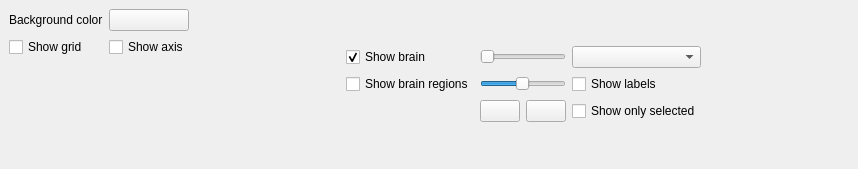
softmatterlab/Braph-2.0-Python, file braphy/gui/ui_files/brain_atlas_settings_widget.ui: the form before one commit.
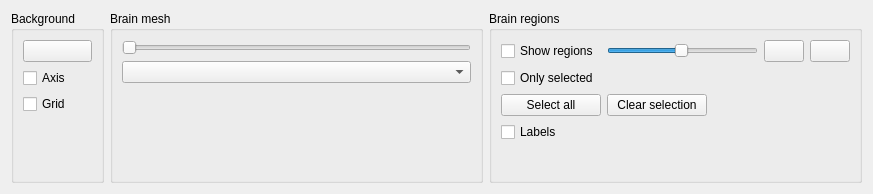
The form after the commit. Icons and pictures are not drawn.

Commit message: Add select all/clear selection buttons to brain settings widget

Patch:
```diff
--- a/braphy/gui/ui_files/brain_atlas_settings_widget.ui
+++ b/braphy/gui/ui_files/brain_atlas_settings_widget.ui
@@ -6,8 +6,8 @@
    <rect>
     <x>0</x>
     <y>0</y>
-    <width>858</width>
-    <height>169</height>
+    <width>873</width>
+    <height>194</height>
    </rect>
   </property>
   <property name="sizePolicy">
@@ -19,98 +19,69 @@
   <property name="windowTitle">
    <string>Form</string>
   </property>
-  <layout class="QHBoxLayout" name="horizontalLayout">
-   <property name="spacing">
-    <number>8</number>
-   </property>
-   <property name="leftMargin">
-    <number>9</number>
-   </property>
-   <property name="topMargin">
-    <number>9</number>
-   </property>
-   <property name="rightMargin">
-    <number>9</number>
-   </property>
+  <layout class="QHBoxLayout" name="horizontalLayout_2">
+   <item>
+    <widget class="QGroupBox" name="groupBox">
+     <property name="title">
+      <string>Background</string>
+     </property>
+     <layout class="QVBoxLayout" name="verticalLayout_2">
+      <item>
+       <layout class="QVBoxLayout" name="verticalLayout">
    <property name="bottomMargin">
-    <number>9</number>
-   </property>
-   <item>
-    <layout class="QGridLayout" name="gridLayout_9">
-     <property name="rightMargin">
       <number>0</number>
      </property>
-     <property name="spacing">
-      <number>6</number>
-     </property>
-     <item row="0" column="0">
-      <widget class="QLabel" name="labelBackgroundColor">
-       <property name="text">
-        <string>Background color</string>
-       </property>
-      </widget>
-     </item>
-     <item row="0" column="1">
+        <item>
       <widget class="QPushButton" name="btnBackground">
        <property name="text">
         <string/>
        </property>
       </widget>
      </item>
-     <item row="1" column="0">
-      <widget class="QCheckBox" name="checkBoxShowGrid">
-       <property name="text">
-        <string>Show grid</string>
-       </property>
-      </widget>
-     </item>
-     <item row="1" column="1">
+        <item>
       <widget class="QCheckBox" name="checkBoxShowAxis">
        <property name="text">
-        <string>Show axis</string>
+           <string>Axis</string>
        </property>
       </widget>
      </item>
-     <item row="2" column="0">
-      <widget class="QLabel" name="label">
+        <item>
+         <widget class="QCheckBox" name="checkBoxShowGrid">
        <property name="text">
-        <string/>
+           <string>Grid</string>
        </property>
       </widget>
      </item>
-     <item row="2" column="1">
-      <widget class="QLabel" name="label_2">
-       <property name="text">
-        <string/>
-       </property>
-      </widget>
-     </item>
-    </layout>
-   </item>
    <item>
-    <spacer name="horizontalSpacer_2">
+         <spacer name="verticalSpacer_2">
      <property name="orientation">
-      <enum>Qt::Horizontal</enum>
+           <enum>Qt::Vertical</enum>
      </property>
      <property name="sizeHint" stdset="0">
       <size>
-       <width>59</width>
-       <height>20</height>
+            <width>20</width>
+            <height>10</height>
       </size>
      </property>
     </spacer>
    </item>
+       </layout>
+      </item>
+     </layout>
+    </widget>
+   </item>
    <item>
-    <layout class="QVBoxLayout" name="verticalLayout_7">
-     <property name="bottomMargin">
-      <number>0</number>
+    <widget class="QGroupBox" name="groupBox_2">
+     <property name="title">
+      <string>Brain mesh</string>
      </property>
-     <item>
-      <layout class="QGridLayout" name="gridLayout_6">
-       <property name="spacing">
-        <number>6</number>
-       </property>
-       <item row="2" column="1">
+     <layout class="QGridLayout" name="gridLayout_2">
+      <item row="0" column="0">
+       <layout class="QGridLayout" name="gridLayout">
+        <item row="1" column="0">
+         <widget class="QComboBox" name="comboBoxMesh"/>
+        </item>
+        <item row="0" column="0">
         <widget class="QSlider" name="sliderBrain">
          <property name="maximum">
           <number>100</number>
@@ -120,20 +91,34 @@
          </property>
         </widget>
        </item>
-       <item row="2" column="2">
-        <widget class="QComboBox" name="comboBoxMesh"/>
-       </item>
-       <item row="2" column="0">
-        <widget class="QCheckBox" name="checkBoxShowBrain">
-         <property name="text">
-          <string>Show brain</string>
-         </property>
-         <property name="checked">
-          <bool>true</bool>
-         </property>
-        </widget>
-       </item>
-       <item row="5" column="1">
+       </layout>
+      </item>
+      <item row="1" column="0">
+       <spacer name="verticalSpacer">
+        <property name="orientation">
+         <enum>Qt::Vertical</enum>
+        </property>
+        <property name="sizeHint" stdset="0">
+         <size>
+          <width>20</width>
+          <height>10</height>
+         </size>
+        </property>
+       </spacer>
+      </item>
+     </layout>
+    </widget>
+   </item>
+   <item>
+    <widget class="QGroupBox" name="groupBox_3">
+     <property name="title">
+      <string>Brain regions</string>
+     </property>
+     <property name="alignment">
+      <set>Qt::AlignLeading|Qt::AlignLeft|Qt::AlignTop</set>
+     </property>
+     <layout class="QGridLayout" name="gridLayout_4">
+      <item row="0" column="2">
         <layout class="QGridLayout" name="gridLayout_7">
          <property name="topMargin">
           <number>0</number>
@@ -141,13 +126,6 @@
          <property name="rightMargin">
           <number>0</number>
          </property>
-         <item row="0" column="0">
-          <widget class="QPushButton" name="btnRegions">
-           <property name="text">
-            <string/>
-           </property>
-          </widget>
-         </item>
          <item row="0" column="1">
           <widget class="QPushButton" name="btnRegionsSelected">
            <property name="text">
@@ -155,23 +133,61 @@
            </property>
           </widget>
          </item>
-        </layout>
-       </item>
-       <item row="3" column="2">
+        <item row="0" column="0">
+         <widget class="QPushButton" name="btnRegions">
+          <property name="text">
+           <string/>
+          </property>
+         </widget>
+        </item>
+       </layout>
+      </item>
+      <item row="4" column="0">
         <widget class="QCheckBox" name="checkBoxShowLabels">
          <property name="text">
-          <string>Show labels</string>
+         <string>Labels</string>
          </property>
         </widget>
        </item>
-       <item row="5" column="2">
-        <widget class="QCheckBox" name="checkBoxShowOnlySelected">
+      <item row="3" column="0">
+       <widget class="QPushButton" name="btnSelectAll">
+        <property name="sizePolicy">
+         <sizepolicy hsizetype="Fixed" vsizetype="Fixed">
+          <horstretch>0</horstretch>
+          <verstretch>0</verstretch>
+         </sizepolicy>
+        </property>
+        <property name="minimumSize">
+         <size>
+          <width>100</width>
+          <height>0</height>
+         </size>
+        </property>
          <property name="text">
-          <string>Show only selected</string>
+         <string>Select all</string>
          </property>
         </widget>
        </item>
        <item row="3" column="1">
+       <widget class="QPushButton" name="btnClearSelection">
+        <property name="sizePolicy">
+         <sizepolicy hsizetype="Fixed" vsizetype="Fixed">
+          <horstretch>0</horstretch>
+          <verstretch>0</verstretch>
+         </sizepolicy>
+        </property>
+        <property name="minimumSize">
+         <size>
+          <width>100</width>
+          <height>0</height>
+         </size>
+        </property>
+        <property name="text">
+         <string>Clear selection</string>
+        </property>
+       </widget>
+      </item>
+      <item row="0" column="1">
         <widget class="QSlider" name="sliderRegions">
          <property name="minimum">
           <number>1</number>
@@ -193,29 +209,38 @@
          </property>
         </widget>
        </item>
-       <item row="3" column="0">
+      <item row="1" column="0">
+       <widget class="QCheckBox" name="checkBoxShowOnlySelected">
+        <property name="text">
+         <string>Only selected</string>
+        </property>
+       </widget>
+      </item>
+      <item row="1" column="1">
+       <layout class="QVBoxLayout" name="verticalLayout_3"/>
+      </item>
+      <item row="0" column="0">
         <widget class="QCheckBox" name="checkBoxShowBrainRegions">
          <property name="text">
-          <string>Show brain regions</string>
+         <string>Show regions</string>
          </property>
         </widget>
        </item>
-      </layout>
-     </item>
-    </layout>
-   </item>
-   <item>
-    <spacer name="horizontalSpacer">
+      <item row="5" column="1">
+       <spacer name="verticalSpacer_3">
      <property name="orientation">
-      <enum>Qt::Horizontal</enum>
+         <enum>Qt::Vertical</enum>
      </property>
      <property name="sizeHint" stdset="0">
       <size>
-       <width>0</width>
-       <height>20</height>
+          <width>20</width>
+          <height>10</height>
       </size>
      </property>
     </spacer>
+      </item>
+     </layout>
+    </widget>
    </item>
   </layout>
   <action name="action3D">
```
Lines whose indentation alone changed are shown as unchanged. The commit also changes 2 other files.
